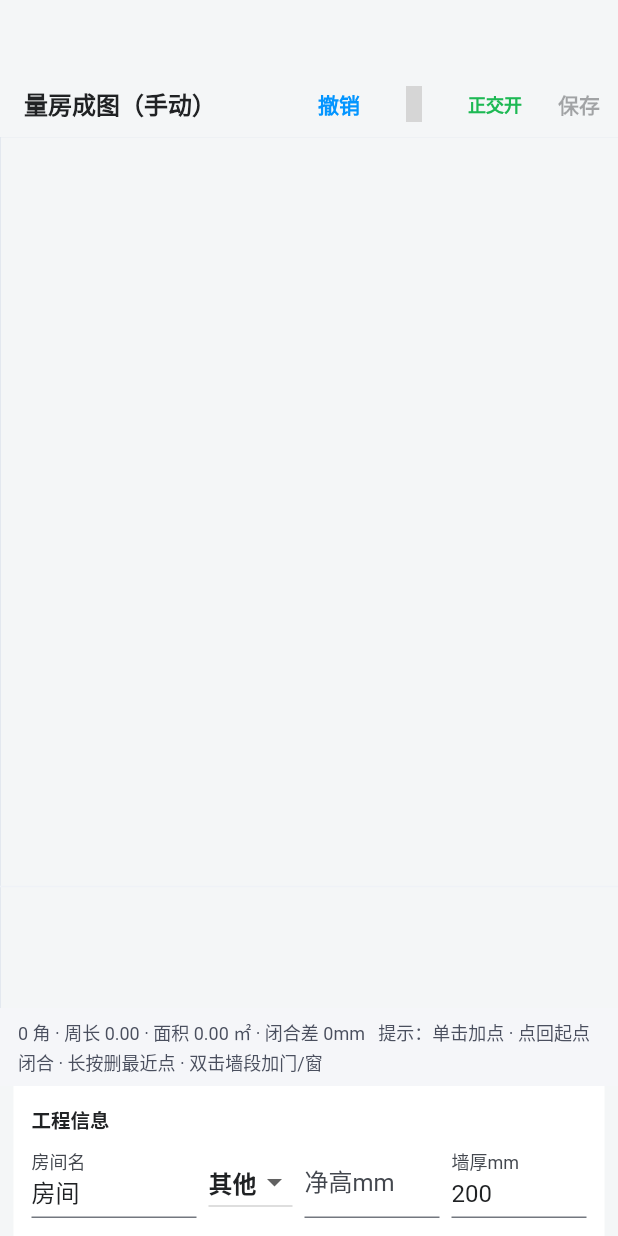
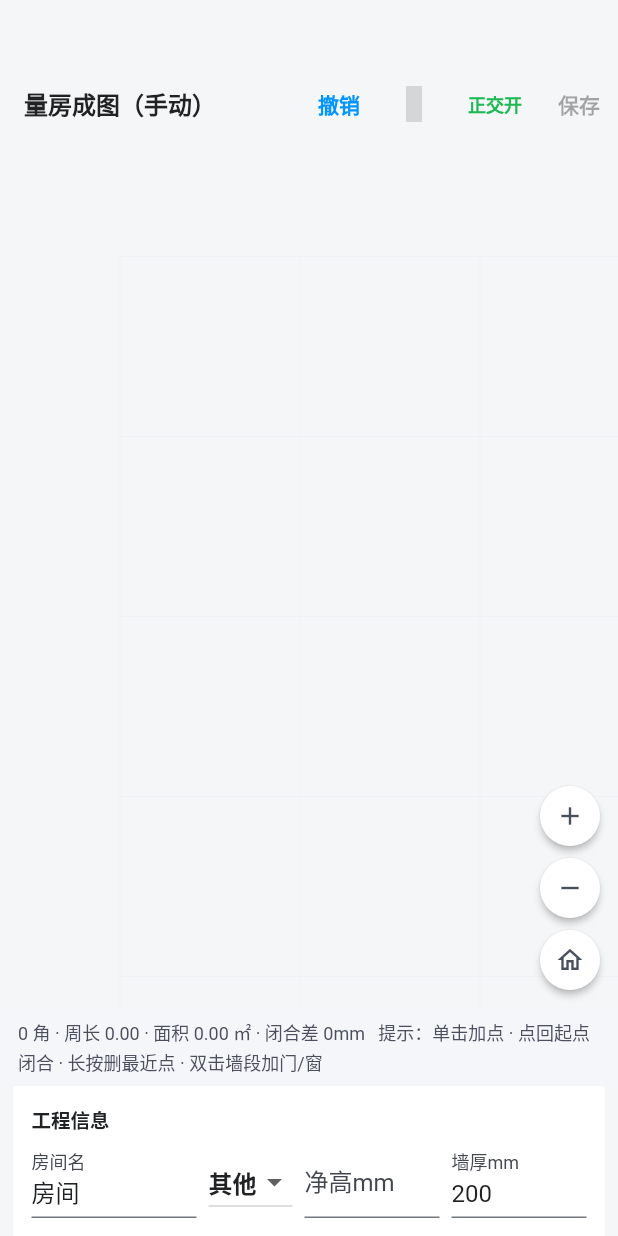
Before and after one commit to linxinquan/site-patrol, a Flutter app: the RoomDrawPage screen opened by its route, on a phone screen of 412 x 824 dp. Run offline on Flutter 3.47's test engine with Material 3 defaults, Android fonts, the phone set to English and light mode, and no system bars; our stand-ins replace file_picker, flutter_riverpod, flutter_secure_storage, flutter_svg, geolocator, go_router and 6 more; missing offline and left inert: app_settings, dart:html, flutter_mingcute; accounts and stored records are empty; statements that could not run were skipped; grey boxes are pictures that could not be loaded.

Commit message:
fix(量房段2): 成图画布加缩放按钮+进入即0.12倍视野（桌面浏览器无捏合手势）

```diff
--- a/lib/features/room/room_draw_page.dart
+++ b/lib/features/room/room_draw_page.dart
@@ -39,6 +39,53 @@ class _RoomDrawPageState extends ConsumerState<RoomDrawPage> {
   /// （否则开环点列 closureDelta = 首尾距离恒为大值，演示与工程口径不符）。
   double? _closeGap;
   final _view = TransformationController();
+
+  @override
+  void initState() {
+    super.initState();
+    // 进入即给"可用视野"：8m 画布 1:1 只见原点一角，先按 ~0.12 倍铺开（可视约 3m 宽）。
+    WidgetsBinding.instance.addPostFrameCallback((_) => _resetView());
+  }
+
+  /// 视野复位到画布起点区域（~0.12 倍）。
+  void _resetView() {
+    _view.value = Matrix4.identity()..translate(80.0, 80.0)..scale(0.12);
+  }
+
+  /// 以视口中心为锚点缩放。
+  void _zoomBy(Size vp, double f) {
+    final m = _view.value.clone();
+    final s = m.getMaxScaleOnAxis();
+    final ns = (s * f).clamp(0.05, 4.0);
+    final eff = ns / s;
+    final c = Offset(vp.width / 2, vp.height / 2);
+    m
+      ..translate(c.dx, c.dy)
+      ..scale(eff)
+      ..translate(-c.dx, -c.dy);
+    _view.value = m;
+  }
+
+  Widget _zoomBtn(IconData icon, VoidCallback onTap, {String? tip}) {
+    final btn = Material(
+      color: Colors.white,
+      shape: const CircleBorder(),
+      elevation: 2,
+      child: InkWell(
+        customBorder: const CircleBorder(),
+        onTap: onTap,
+        child: SizedBox(
+          width: 40,
+          height: 40,
+          child: Icon(icon, size: 20, color: const Color(0xFF4A4F5E)),
+        ),
+      ),
+    );
+    return Padding(
+      padding: const EdgeInsets.only(top: 8),
+      child: tip == null ? btn : Tooltip(message: tip, child: btn),
+    );
+  }
 
   @override
   void dispose() {
@@ -321,11 +368,15 @@ class _RoomDrawPageState extends ConsumerState<RoomDrawPage> {
       body: Column(
         children: [
           Expanded(
-            child: ClipRect(
+            child: LayoutBuilder(builder: (context, box) {
+              // 缩放按钮兜底：桌面浏览器无捏合手势，InteractiveViewer 也不吃滚轮缩放。
+              return Stack(
+                children: [
+                  ClipRect(
                     child: InteractiveViewer(
                       transformationController: _view,
                       constrained: false,
-                minScale: 0.1,
+                      minScale: 0.05,
                       maxScale: 4,
                       child: GestureDetector(
                         onTapUp: (e) => _onTap(e.localPosition),
@@ -342,6 +393,22 @@ class _RoomDrawPageState extends ConsumerState<RoomDrawPage> {
                       ),
                     ),
                   ),
+                  Positioned(
+                    right: 12,
+                    bottom: 12,
+                    child: Column(
+                      children: [
+                        _zoomBtn(Icons.add, () => _zoomBy(box.biggest, 1.25)),
+                        _zoomBtn(
+                            Icons.remove, () => _zoomBy(box.biggest, 1 / 1.25)),
+                        _zoomBtn(Icons.home_outlined, _resetView,
+                            tip: '回到起点'),
+                      ],
+                    ),
+                  ),
+                ],
+              );
+            }),
           ),
           // 底部状态条
           Container(
```
Lines whose indentation alone changed are shown as unchanged.
